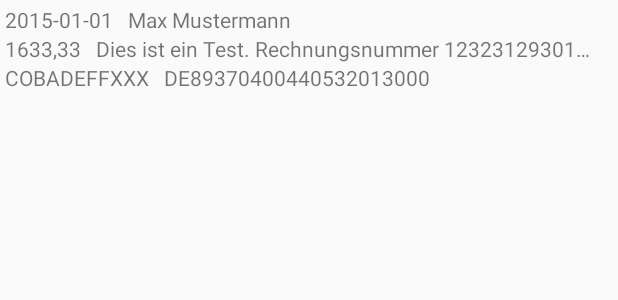
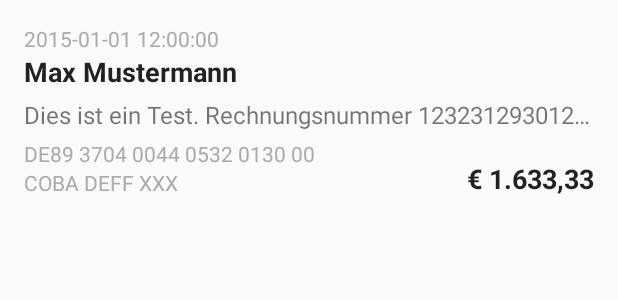
Before and after one commit to klassm/BezahlScanner, an Android app: the layout payment.xml on its own in the app's theme, with its tools: preview values and no code run, on a phone screen of 412 x 824 dp. Shown: the top 300 px of the screen. Run offline under Robolectric (Android 15) with nearby library versions, the phone set to English and light mode, and no system bars.

Commit message:
Restyle payment entry

```diff
--- a/app/src/main/res/layout/payment.xml
+++ b/app/src/main/res/layout/payment.xml
@@ -2,58 +2,77 @@
 <RelativeLayout xmlns:android="http://schemas.android.com/apk/res/android"
     android:orientation="vertical" android:layout_width="match_parent"
     android:layout_height="match_parent"
-    android:padding="3dp">
+    android:padding="16dp">
     <TextView
         android:layout_width="wrap_content"
         android:layout_height="wrap_content"
-        android:text="2015-01-01"
-        android:layout_marginRight="10dp"
+        android:text="2015-01-01 12:00:00"
         android:singleLine="true"
         android:ellipsize="end"
-        android:id="@+id/date"/>
+        android:id="@+id/date"
+        android:textColor="@android:color/darker_gray"
+        android:layout_alignParentTop="true"
+        android:layout_alignStart="@+id/name" />
     <TextView
         android:layout_width="wrap_content"
         android:layout_height="wrap_content"
-        android:layout_toEndOf="@id/date"
         android:text="Max Mustermann"
         android:singleLine="true"
         android:ellipsize="end"
-        android:id="@+id/name"/>
+        android:id="@+id/name"
+        android:textIsSelectable="true"
+        android:textStyle="bold"
+        android:textSize="18sp"
+        android:textColor="@color/abc_primary_text_material_light"
+        android:layout_below="@+id/date"
+        android:layout_alignParentStart="true" />
     <TextView
         android:layout_width="wrap_content"
         android:layout_height="wrap_content"
-        android:layout_below="@id/date"
-        android:layout_marginRight="10dp"
-        android:text="1633,33"
+        android:text="€ 1.633,33"
         android:singleLine="true"
         android:ellipsize="end"
-        android:id="@+id/amount"/>
+        android:id="@+id/amount"
+        android:contextClickable="true"
+        android:textStyle="bold"
+        android:textSize="18sp"
+        android:textColor="@color/abc_primary_text_material_light"
+        android:textAlignment="textEnd"
+        android:gravity="right"
+        android:layout_alignBottom="@+id/bic"
+        android:layout_alignParentEnd="true" />
     <TextView
         android:layout_width="wrap_content"
         android:layout_height="wrap_content"
-        android:layout_below="@id/date"
-        android:layout_toRightOf="@id/amount"
-        android:layout_marginRight="10dp"
         android:text="Dies ist ein Test. Rechnungsnummer 123231293012389130124"
         android:singleLine="true"
         android:ellipsize="end"
-        android:id="@+id/reason"/>
+        android:id="@+id/reason"
+        android:layout_below="@+id/name"
+        android:layout_alignParentStart="true"
+        android:textSize="16sp"
+        android:paddingTop="5dp"
+        android:paddingBottom="5dp" />
     <TextView
         android:layout_width="wrap_content"
         android:layout_height="wrap_content"
-        android:layout_below="@id/amount"
-        android:layout_marginRight="10dp"
-        android:text="COBADEFFXXX"
+        android:text="DE89 3704 0044 0532 0130 00"
         android:singleLine="true"
         android:ellipsize="end"
-        android:id="@+id/bic"/>
+        android:id="@+id/iban"
+        android:layout_alignParentStart="true"
+        android:layout_below="@+id/reason"
+        android:layout_alignParentLeft="true"
+        android:textColor="@android:color/darker_gray" />
     <TextView
         android:layout_width="wrap_content"
         android:layout_height="wrap_content"
-        android:layout_below="@id/amount"
-        android:layout_toRightOf="@id/bic"
-        android:text="DE89370400440532013000"
+        android:text="COBA DEFF XXX"
         android:singleLine="true"
         android:ellipsize="end"
-        android:id="@+id/iban"/>
+        android:id="@+id/bic"
+        android:layout_alignParentStart="true"
+        android:layout_below="@+id/iban"
+        android:layout_alignParentLeft="true"
+        android:textColor="@android:color/darker_gray" />
 </RelativeLayout>
```
Also changed, not shown: app/src/main/java/li/klass/bezahlscanner/PaymentAdapter.java (+30 -7 lines), app/src/main/res/layout/content_main.xml (+5 -5 lines).
